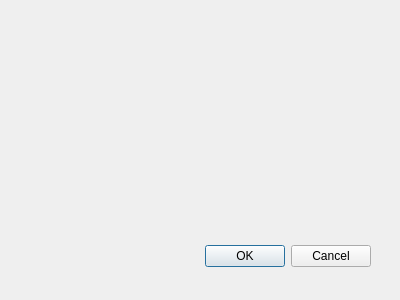
First picture: the form in incluirdvd.ui, repository PedroNeto05/loja_proj, before the edit.
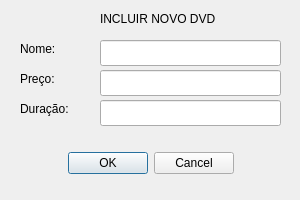
Second picture: the form after the edit.

Patch:
```diff
--- a/incluirdvd.ui
+++ b/incluirdvd.ui
@@ -6,8 +6,8 @@
    <rect>
     <x>0</x>
     <y>0</y>
-    <width>400</width>
-    <height>300</height>
+    <width>300</width>
+    <height>200</height>
    </rect>
   </property>
   <property name="windowTitle">
@@ -16,10 +16,10 @@
   <widget class="QDialogButtonBox" name="buttonBox">
    <property name="geometry">
     <rect>
-     <x>30</x>
-     <y>240</y>
-     <width>341</width>
-     <height>32</height>
+     <x>0</x>
+     <y>150</y>
+     <width>301</width>
+     <height>26</height>
     </rect>
    </property>
    <property name="orientation">
@@ -27,6 +27,91 @@
    </property>
    <property name="standardButtons">
     <set>QDialogButtonBox::StandardButton::Cancel|QDialogButtonBox::StandardButton::Ok</set>
+   </property>
+   <property name="centerButtons">
+    <bool>true</bool>
+   </property>
+  </widget>
+  <widget class="QLabel" name="label">
+   <property name="geometry">
+    <rect>
+     <x>100</x>
+     <y>10</y>
+     <width>181</width>
+     <height>18</height>
+    </rect>
+   </property>
+   <property name="text">
+    <string>INCLUIR NOVO DVD</string>
+   </property>
+  </widget>
+  <widget class="QLineEdit" name="lineEditNome">
+   <property name="geometry">
+    <rect>
+     <x>100</x>
+     <y>40</y>
+     <width>181</width>
+     <height>26</height>
+    </rect>
+   </property>
+  </widget>
+  <widget class="QLineEdit" name="lineEditPreco">
+   <property name="geometry">
+    <rect>
+     <x>100</x>
+     <y>70</y>
+     <width>181</width>
+     <height>26</height>
+    </rect>
+   </property>
+  </widget>
+  <widget class="QLineEdit" name="lineEditDuracao">
+   <property name="geometry">
+    <rect>
+     <x>100</x>
+     <y>100</y>
+     <width>181</width>
+     <height>26</height>
+    </rect>
+   </property>
+  </widget>
+  <widget class="QLabel" name="label_2">
+   <property name="geometry">
+    <rect>
+     <x>20</x>
+     <y>40</y>
+     <width>66</width>
+     <height>18</height>
+    </rect>
+   </property>
+   <property name="text">
+    <string>Nome:</string>
+   </property>
+  </widget>
+  <widget class="QLabel" name="label_3">
+   <property name="geometry">
+    <rect>
+     <x>20</x>
+     <y>70</y>
+     <width>66</width>
+     <height>18</height>
+    </rect>
+   </property>
+   <property name="text">
+    <string>Preço:</string>
+   </property>
+  </widget>
+  <widget class="QLabel" name="label_4">
+   <property name="geometry">
+    <rect>
+     <x>20</x>
+     <y>100</y>
+     <width>66</width>
+     <height>18</height>
+    </rect>
+   </property>
+   <property name="text">
+    <string>Duração:</string>
    </property>
   </widget>
  </widget>
```
